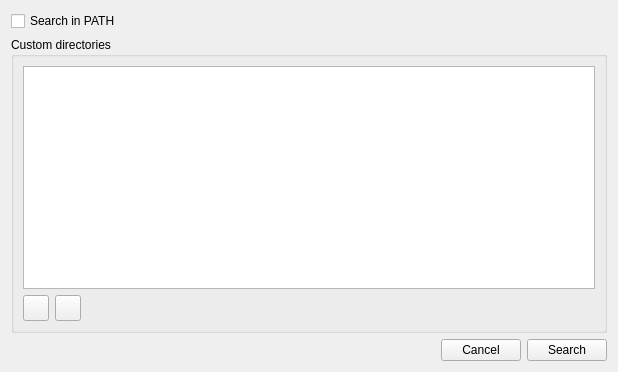
Above: wizard/ui/toolchain_search.ui from imby/STM32VLDiscovery_BeRTOS before the change. Below: the same form after it.
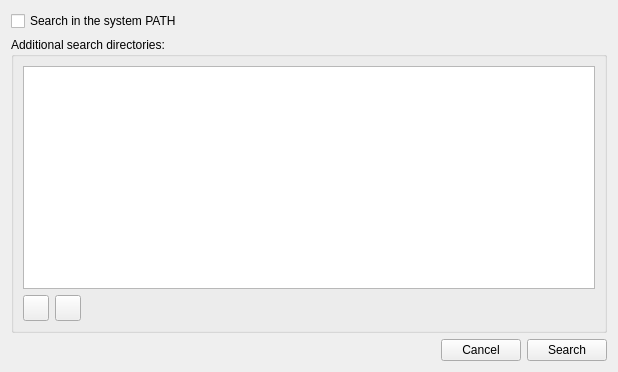
That is the form after the change. Icons and pictures are not drawn.

```diff
--- a/wizard/ui/toolchain_search.ui
+++ b/wizard/ui/toolchain_search.ui
@@ -23,14 +23,14 @@
       </sizepolicy>
      </property>
      <property name="text">
-      <string>Search in PATH</string>
+      <string>Search in the system PATH</string>
      </property>
     </widget>
    </item>
    <item>
     <widget class="QGroupBox" name="groupBox">
      <property name="title">
-      <string>Custom directories</string>
+      <string>Additional search directories:</string>
      </property>
      <layout class="QVBoxLayout" name="verticalLayout">
       <item>
```
